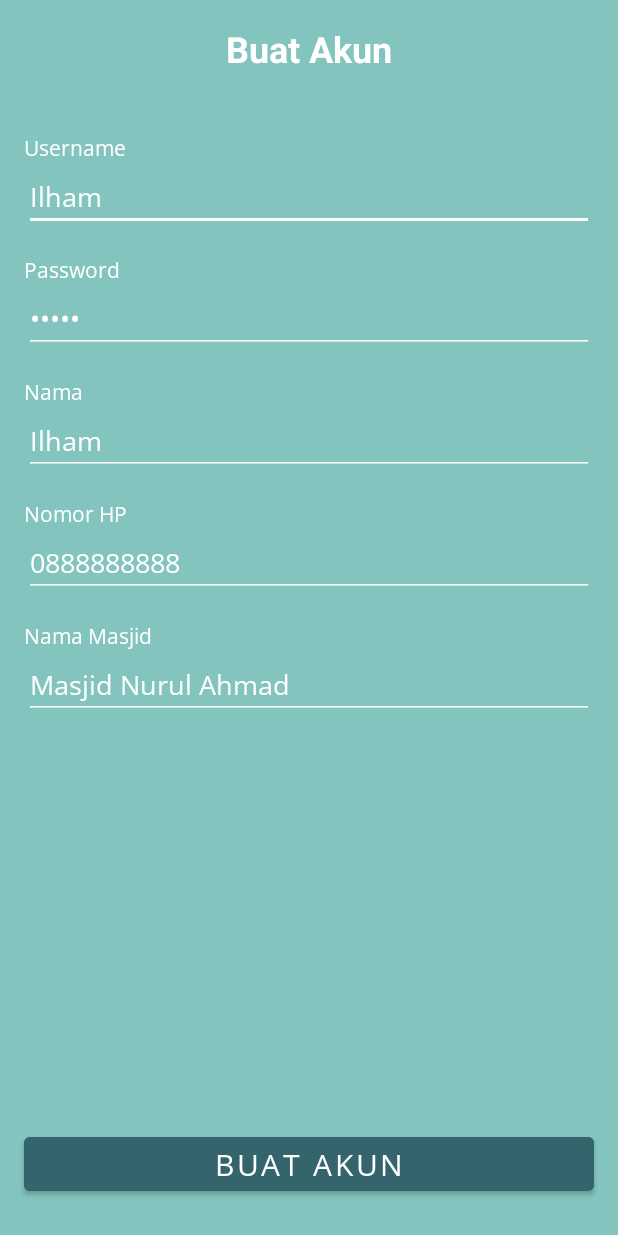
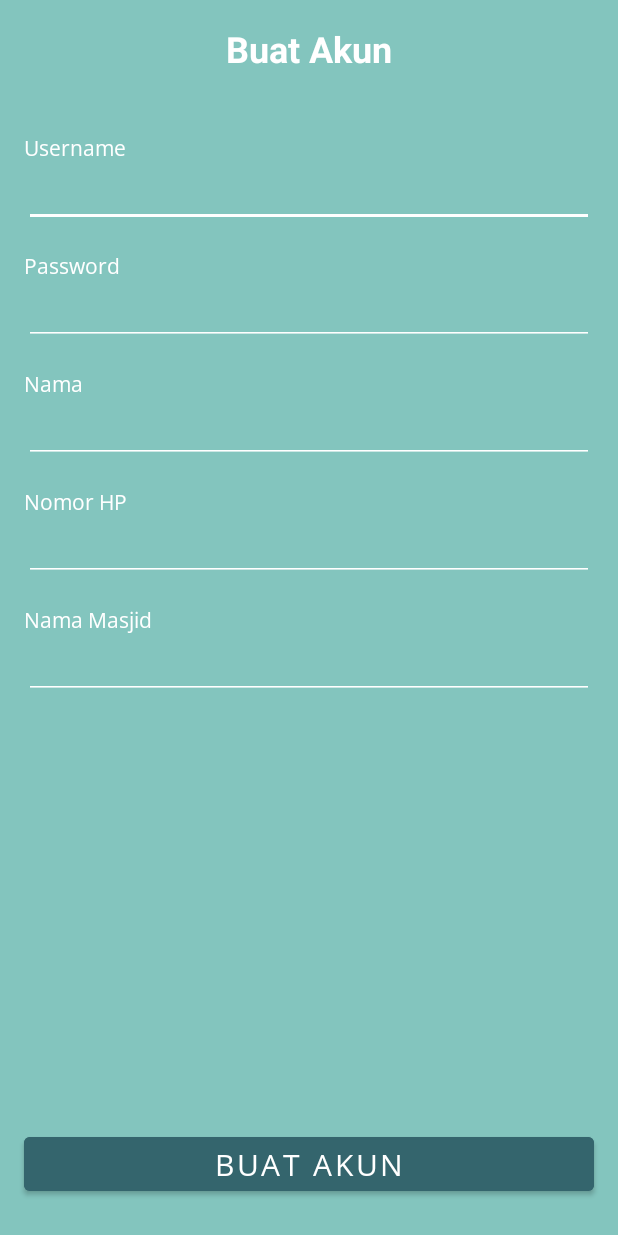
Before and after one commit to gustiRanda/SmartGate, an Android app: the SignUpActivity screen opened directly, with no data from a screen before it, on a phone screen of 412 x 824 dp. Run offline under Robolectric (Android 15) with nearby library versions, the phone set to English and light mode, and no system bars; our stand-ins replace Firebase (no records; nobody signed in at launch, a user with empty details on screens opened directly); Roboto replaces fonts that are not available here.

Commit message:
minor update

```diff
--- a/app/src/main/res/layout/activity_sign_up.xml
+++ b/app/src/main/res/layout/activity_sign_up.xml
@@ -51,8 +51,7 @@
             android:backgroundTint="@color/white"
             app:layout_constraintEnd_toEndOf="parent"
             app:layout_constraintStart_toStartOf="parent"
-            app:layout_constraintTop_toBottomOf="@+id/tv_username"
-            android:text="Ilham" />
+            app:layout_constraintTop_toBottomOf="@+id/tv_username" />
 
         <TextView
             android:id="@+id/tv_password"
@@ -81,8 +80,7 @@
             android:inputType="textPassword"
             app:layout_constraintEnd_toEndOf="parent"
             app:layout_constraintStart_toStartOf="parent"
-            app:layout_constraintTop_toBottomOf="@+id/tv_password"
-            android:text="Ilham"/>
+            app:layout_constraintTop_toBottomOf="@+id/tv_password"/>
 
 
         <TextView
@@ -112,8 +110,7 @@
             android:backgroundTint="@color/white"
             app:layout_constraintEnd_toEndOf="parent"
             app:layout_constraintStart_toStartOf="parent"
-            app:layout_constraintTop_toBottomOf="@+id/tv_name"
-            android:text="Ilham" />
+            app:layout_constraintTop_toBottomOf="@+id/tv_name"/>
 
         <TextView
             android:id="@+id/tv_number"
@@ -144,8 +141,7 @@
             android:backgroundTint="@color/white"
             app:layout_constraintEnd_toEndOf="parent"
             app:layout_constraintStart_toStartOf="parent"
-            app:layout_constraintTop_toBottomOf="@+id/tv_number"
-            android:text="0888888888" />
+            app:layout_constraintTop_toBottomOf="@+id/tv_number" />
 
         <TextView
             android:id="@+id/tv_mosque_name"
@@ -176,8 +172,7 @@
             android:backgroundTint="@color/white"
             app:layout_constraintEnd_toEndOf="parent"
             app:layout_constraintStart_toStartOf="parent"
-            app:layout_constraintTop_toBottomOf="@+id/tv_mosque_name"
-            android:text="Masjid Nurul Ahmad" />
+            app:layout_constraintTop_toBottomOf="@+id/tv_mosque_name"/>
 
 
         <EditText
--- a/app/src/main/res/values-night/themes.xml
+++ b/app/src/main/res/values-night/themes.xml
@@ -3,7 +3,7 @@
     <style name="Theme.SmartGate" parent="Theme.MaterialComponents.DayNight.NoActionBar">
         <!-- Primary brand color. -->
         <item name="colorPrimary">@color/purple_200</item>
-        <item name="colorPrimaryVariant">@color/teal_200</item>
+        <item name="colorPrimaryVariant">@color/dark_green</item>
         <item name="colorOnPrimary">@color/black</item>
         <!-- Secondary brand color. -->
         <item name="colorSecondary">@color/teal_200</item>
--- a/app/src/main/res/values/themes.xml
+++ b/app/src/main/res/values/themes.xml
@@ -3,7 +3,7 @@
     <style name="Theme.SmartGate" parent="Theme.MaterialComponents.DayNight.NoActionBar">
         <!-- Primary brand color. -->
         <item name="colorPrimary">@color/purple_500</item>
-        <item name="colorPrimaryVariant">@color/teal_200</item>
+        <item name="colorPrimaryVariant">@color/dark_green</item>
         <item name="colorOnPrimary">@color/white</item>
         <!-- Secondary brand color. -->
         <item name="colorSecondary">@color/teal_200</item>
```
Also changed, not shown: app/src/main/java/com/gmind/smartgate/ProfileActivity.kt (deleted, +0 -17 lines), app/src/main/res/layout/activity_profile.xml (deleted, +0 -9 lines), app/src/main/res/layout/activity_sign_in.xml (+11 -14 lines).
